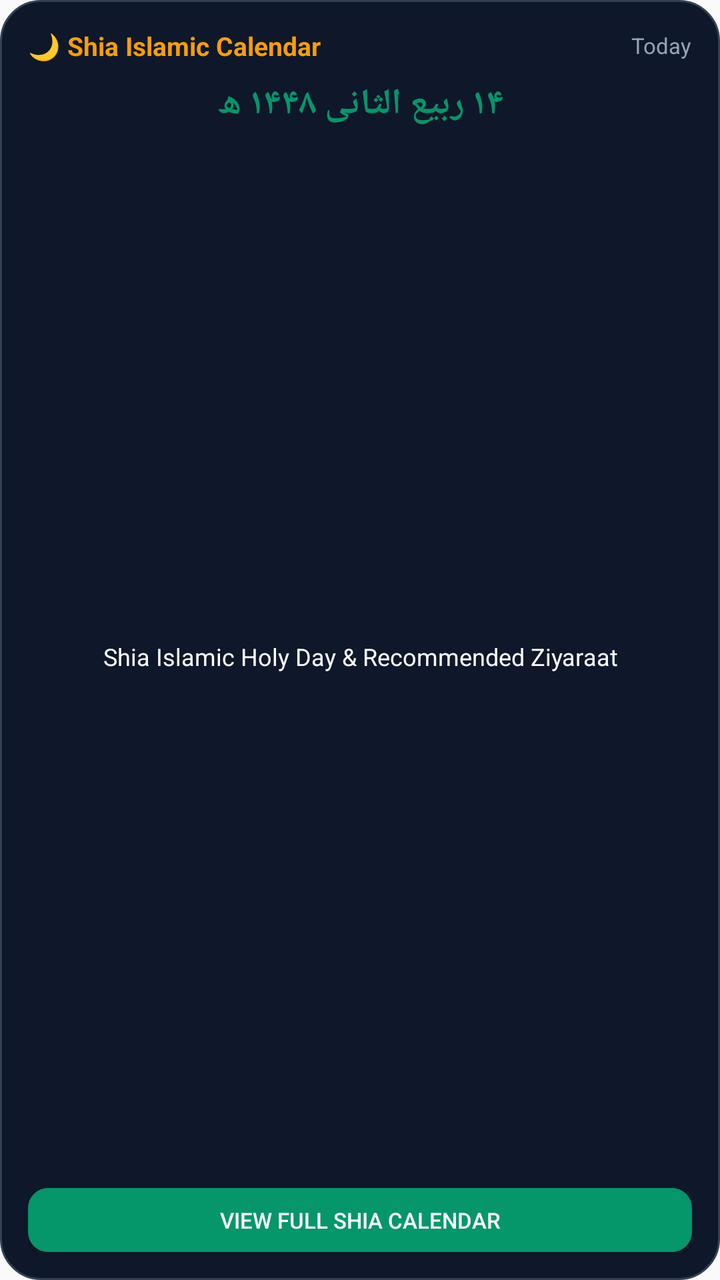
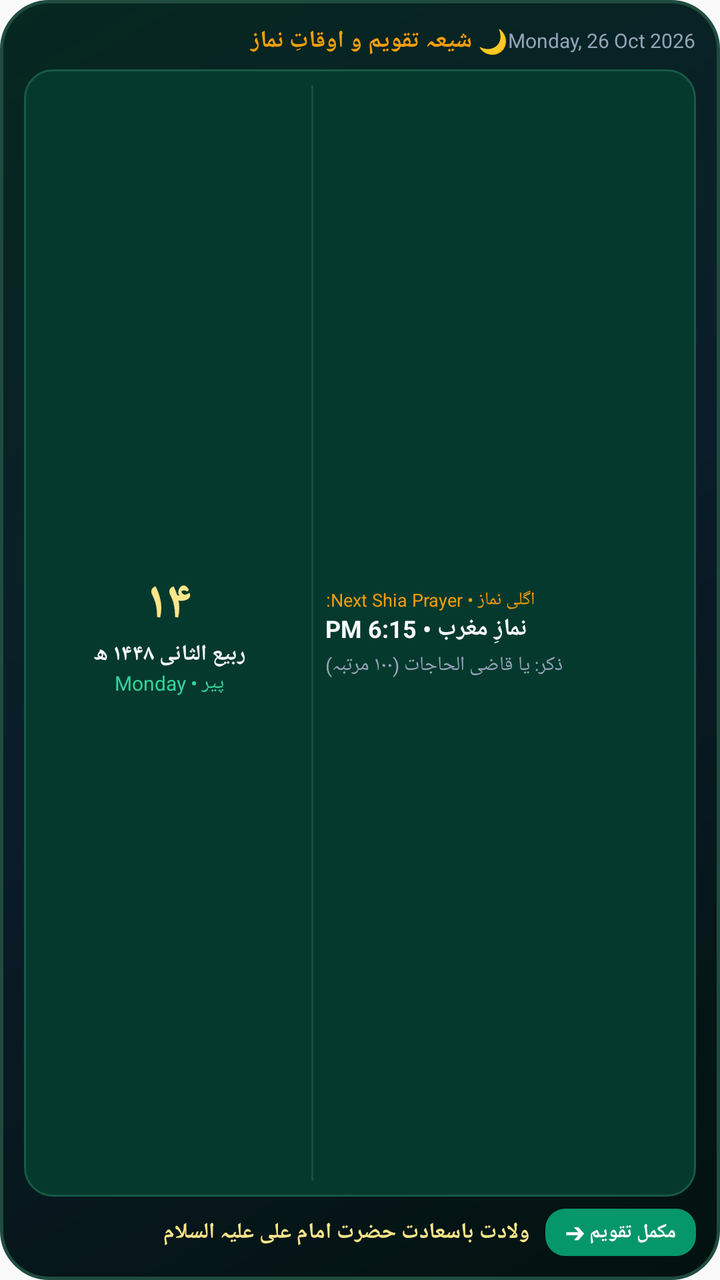

The first picture is an Android layout as it rendered before a commit; the second is the same layout after the commit. The layout source and the unified diff follow.
<!-- AndroidManifest.xml: application theme AppTheme -->
<!-- res/layout/widget_shia_calendar.xml -->
<?xml version="1.0" encoding="utf-8"?>
<LinearLayout xmlns:android="http://schemas.android.com/apk/res/android"
    android:id="@+id/widget_calendar_root"
    android:layout_width="match_parent"
    android:layout_height="match_parent"
    android:orientation="vertical"
    android:background="@drawable/widget_bg_rounded"
    android:padding="14dp">

    
    <LinearLayout
        android:layout_width="match_parent"
        android:layout_height="wrap_content"
        android:orientation="horizontal"
        android:gravity="center_vertical">

        <TextView
            android:layout_width="0dp"
            android:layout_height="wrap_content"
            android:layout_weight="1"
            android:text="🌙 Shia Islamic Calendar"
            android:textColor="@color/widget_gold"
            android:textSize="13sp"
            android:textStyle="bold" />

        <TextView
            android:id="@+id/widget_calendar_gregorian"
            android:layout_width="wrap_content"
            android:layout_height="wrap_content"
            android:text="Today"
            android:textColor="@color/widget_text_muted"
            android:textSize="11sp" />
    </LinearLayout>

    
    <TextView
        android:id="@+id/widget_calendar_hijri"
        android:layout_width="match_parent"
        android:layout_height="wrap_content"
        android:text="۱۴ ربیع الثانی ۱۴۴۸ ھ"
        android:textColor="@color/widget_emerald"
        android:textSize="18sp"
        android:textStyle="bold"
        android:gravity="center"
        android:layout_marginTop="8dp"
        android:layout_marginBottom="4dp" />

    
    <TextView
        android:id="@+id/widget_calendar_occasion"
        android:layout_width="match_parent"
        android:layout_height="0dp"
        android:layout_weight="1"
        android:text="Shia Islamic Holy Day &amp; Recommended Ziyaraat"
        android:textColor="@color/widget_text_white"
        android:textSize="12sp"
        android:gravity="center"
        android:ellipsize="end"
        android:maxLines="2" />

    
    <Button
        android:id="@+id/widget_btn_open_calendar"
        android:layout_width="match_parent"
        android:layout_height="32dp"
        android:text="View Full Shia Calendar"
        android:textColor="@color/widget_text_white"
        android:textSize="11sp"
        android:background="@drawable/widget_button_rounded"
        android:layout_marginTop="6dp" />
</LinearLayout>
<!-- resources referenced by this layout -->
<resources>
  <color name="widget_emerald">#059669</color>
  <color name="widget_gold">#F59E0B</color>
  <color name="widget_text_muted">#94A3B8</color>
  <color name="widget_text_white">#F8FAFC</color>
  <!-- drawable widget_bg_rounded (drawable) -->
  <?xml version="1.0" encoding="utf-8"?>
  <shape xmlns:android="http://schemas.android.com/apk/res/android"
      android:shape="rectangle">
      <corners android:radius="20dp" />
      <solid android:color="@color/widget_bg_dark" />
      <stroke android:width="1dp" android:color="#334155" />
  </shape>
  <!-- drawable widget_button_rounded (drawable) -->
  <?xml version="1.0" encoding="utf-8"?>
  <shape xmlns:android="http://schemas.android.com/apk/res/android"
      android:shape="rectangle">
      <corners android:radius="10dp" />
      <solid android:color="@color/widget_emerald" />
  </shape>
  <style name="AppTheme" parent="Theme.AppCompat.Light.DarkActionBar">
          
          <item name="colorPrimary">@color/colorPrimary</item>
          <item name="colorPrimaryDark">@color/colorPrimaryDark</item>
          <item name="colorAccent">@color/colorAccent</item>
      </style>
  <color name="widget_bg_dark">#0F172A</color>
  <color name="colorPrimary">#059669</color>
  <color name="colorPrimaryDark">#047857</color>
  <color name="colorAccent">#10B981</color>
</resources>

<!-- the commit's change to res/layout/widget_shia_calendar.xml (unified diff, before → after) -->
@@ -5,7 +5,7 @@
     android:layout_height="match_parent"
     android:orientation="vertical"
     android:background="@drawable/widget_bg_rounded"
-    android:padding="14dp">
+    android:padding="12dp">
 
     
     <LinearLayout
@@ -18,54 +18,154 @@
             android:layout_width="0dp"
             android:layout_height="wrap_content"
             android:layout_weight="1"
-            android:text="🌙 Shia Islamic Calendar"
+            android:text="🌙 شیعہ تقویم و اوقاتِ نماز"
             android:textColor="@color/widget_gold"
-            android:textSize="13sp"
-            android:textStyle="bold" />
+            android:textSize="12sp"
+            android:textStyle="bold"
+            android:ellipsize="end"
+            android:singleLine="true" />
 
         <TextView
             android:id="@+id/widget_calendar_gregorian"
             android:layout_width="wrap_content"
             android:layout_height="wrap_content"
-            android:text="Today"
+            android:text="Monday, 26 Oct 2026"
             android:textColor="@color/widget_text_muted"
-            android:textSize="11sp" />
+            android:textSize="10sp"
+            android:singleLine="true" />
     </LinearLayout>
 
     
-    <TextView
-        android:id="@+id/widget_calendar_hijri"
-        android:layout_width="match_parent"
-        android:layout_height="wrap_content"
-        android:text="۱۴ ربیع الثانی ۱۴۴۸ ھ"
-        android:textColor="@color/widget_emerald"
-        android:textSize="18sp"
-        android:textStyle="bold"
-        android:gravity="center"
-        android:layout_marginTop="8dp"
-        android:layout_marginBottom="4dp" />
-
-    
-    <TextView
-        android:id="@+id/widget_calendar_occasion"
+    <LinearLayout
         android:layout_width="match_parent"
         android:layout_height="0dp"
         android:layout_weight="1"
-        android:text="Shia Islamic Holy Day &amp; Recommended Ziyaraat"
-        android:textColor="@color/widget_text_white"
-        android:textSize="12sp"
-        android:gravity="center"
-        android:ellipsize="end"
-        android:maxLines="2" />
+        android:orientation="horizontal"
+        android:background="@drawable/widget_card_rounded_emerald"
+        android:padding="8dp"
+        android:layout_marginTop="6dp"
+        android:layout_marginBottom="6dp"
+        android:gravity="center_vertical">
+
+        
+        <LinearLayout
+            android:layout_width="0dp"
+            android:layout_height="match_parent"
+            android:layout_weight="1.1"
+            android:orientation="vertical"
+            android:gravity="center">
+
+            <TextView
+                android:id="@+id/widget_calendar_hijri_day"
+                android:layout_width="wrap_content"
+                android:layout_height="wrap_content"
+                android:text="۱۴"
+                android:textColor="@color/widget_gold_light"
+                android:textSize="26sp"
+                android:textStyle="bold"
+                android:includeFontPadding="false" />
+
+            <TextView
+                android:id="@+id/widget_calendar_hijri_month"
+                android:layout_width="wrap_content"
+                android:layout_height="wrap_content"
+                android:text="ربیع الثانی ۱۴۴۸ ھ"
+                android:textColor="@color/widget_text_white"
+                android:textSize="11sp"
+                android:textStyle="bold"
+                android:singleLine="true"
+                android:ellipsize="end" />
+
+            <TextView
+                android:id="@+id/widget_calendar_day_name"
+                android:layout_width="wrap_content"
+                android:layout_height="wrap_content"
+                android:text="پیر • Monday"
+                android:textColor="@color/widget_emerald_light"
+                android:textSize="10sp"
+                android:singleLine="true" />
+        </LinearLayout>
+
+        
+        <View
+            android:layout_width="1dp"
+            android:layout_height="match_parent"
+            android:background="#1B4E41"
+            android:layout_marginLeft="6dp"
+            android:layout_marginRight="6dp" />
+
+        
+        <LinearLayout
+            android:layout_width="0dp"
+            android:layout_height="match_parent"
+            android:layout_weight="1.5"
+            android:orientation="vertical"
+            android:gravity="center_vertical">
+
+            <TextView
+                android:layout_width="wrap_content"
+                android:layout_height="wrap_content"
+                android:text="اگلی نماز • Next Shia Prayer:"
+                android:textColor="@color/widget_gold"
+                android:textSize="9sp"
+                android:singleLine="true" />
+
+            <TextView
+                android:id="@+id/widget_calendar_next_prayer"
+                android:layout_width="wrap_content"
+                android:layout_height="wrap_content"
+                android:text="نمازِ مغرب • 6:15 PM"
+                android:textColor="@color/widget_text_white"
+                android:textSize="12sp"
+                android:textStyle="bold"
+                android:singleLine="true" />
+
+            <TextView
+                android:id="@+id/widget_calendar_dhikr"
+                android:layout_width="wrap_content"
+                android:layout_height="wrap_content"
+                android:layout_marginTop="3dp"
+                android:text="ذکر: یا قاضی الحاجات (۱۰۰ مرتبہ)"
+                android:textColor="@color/widget_text_muted"
+                android:textSize="10sp"
+                android:ellipsize="end"
+                android:maxLines="2" />
+        </LinearLayout>
+    </LinearLayout>
 
     
-    <Button
-        android:id="@+id/widget_btn_open_calendar"
+    <LinearLayout
         android:layout_width="match_parent"
-        android:layout_height="32dp"
-        android:text="View Full Shia Calendar"
-        android:textColor="@color/widget_text_white"
-        android:textSize="11sp"
-        android:background="@drawable/widget_button_rounded"
-        android:layout_marginTop="6dp" />
+        android:layout_height="wrap_content"
+        android:orientation="horizontal"
+        android:gravity="center_vertical">
+
+        <TextView
+            android:id="@+id/widget_calendar_occasion"
+            android:layout_width="0dp"
+            android:layout_height="wrap_content"
+            android:layout_weight="1"
+            android:text="ولادت باسعادت حضرت امام علی علیہ السلام"
+            android:textColor="@color/widget_gold_light"
+            android:textSize="11sp"
+            android:textStyle="bold"
+            android:singleLine="true"
+            android:ellipsize="end"
+            android:layout_marginRight="8dp" />
+
+        <TextView
+            android:id="@+id/widget_btn_open_calendar"
+            android:layout_width="wrap_content"
+            android:layout_height="wrap_content"
+            android:text="مکمل تقویم ➔"
+            android:textColor="#FFFFFF"
+            android:textSize="10sp"
+            android:textStyle="bold"
+            android:background="@drawable/widget_button_rounded"
+            android:paddingLeft="10dp"
+            android:paddingRight="10dp"
+            android:paddingTop="5dp"
+            android:paddingBottom="5dp" />
+    </LinearLayout>
+
 </LinearLayout>
<!-- resource entries referenced after the edit -->
@@ -1,16 +1,24 @@
 <!-- resources referenced by this layout -->
 <resources>
+  <color name="widget_emerald_light">#34D399</color>
   <color name="widget_emerald">#059669</color>
+  <color name="widget_card_bg_emerald">#06392D</color>
   <color name="widget_gold">#F59E0B</color>
+  <color name="widget_gold_light">#FDE68A</color>
   <color name="widget_text_muted">#94A3B8</color>
   <color name="widget_text_white">#F8FAFC</color>
   <!-- drawable widget_bg_rounded (drawable) -->
   <?xml version="1.0" encoding="utf-8"?>
   <shape xmlns:android="http://schemas.android.com/apk/res/android"
       android:shape="rectangle">
-      <corners android:radius="20dp" />
-      <solid android:color="@color/widget_bg_dark" />
-      <stroke android:width="1dp" android:color="#334155" />
+      <corners android:radius="24dp" />
+      <gradient
+          android:angle="315"
+          android:startColor="#062820"
+          android:centerColor="#0B1C2A"
+          android:endColor="#02120E"
+          android:type="linear" />
+      <stroke android:width="1.5dp" android:color="#1F4C3F" />
   </shape>
   <!-- drawable widget_button_rounded (drawable) -->
   <?xml version="1.0" encoding="utf-8"?>
@@ -19,13 +27,20 @@
       <corners android:radius="10dp" />
       <solid android:color="@color/widget_emerald" />
   </shape>
+  <!-- drawable widget_card_rounded_emerald (drawable) -->
+  <?xml version="1.0" encoding="utf-8"?>
+  <shape xmlns:android="http://schemas.android.com/apk/res/android"
+      android:shape="rectangle">
+      <corners android:radius="14dp" />
+      <solid android:color="@color/widget_card_bg_emerald" />
+      <stroke android:width="1dp" android:color="#175947" />
+  </shape>
   <style name="AppTheme" parent="Theme.AppCompat.Light.DarkActionBar">
           
           <item name="colorPrimary">@color/colorPrimary</item>
           <item name="colorPrimaryDark">@color/colorPrimaryDark</item>
           <item name="colorAccent">@color/colorAccent</item>
       </style>
-  <color name="widget_bg_dark">#0F172A</color>
   <color name="colorPrimary">#059669</color>
   <color name="colorPrimaryDark">#047857</color>
   <color name="colorAccent">#10B981</color>
